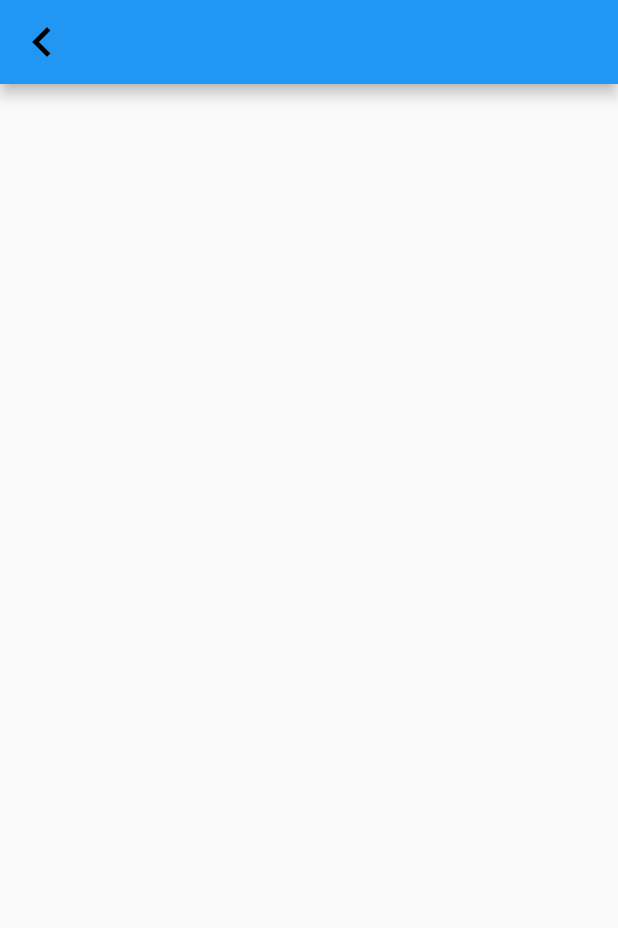
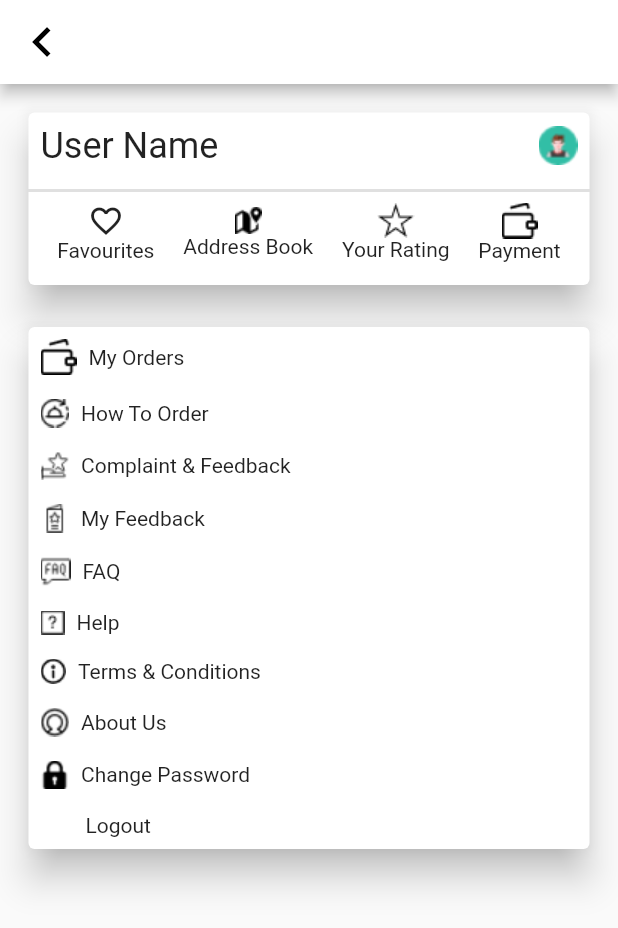
Before and after one commit to siva5271/gtm_foodapp_popup_screens, a Flutter app: the Profile screen opened directly, on a phone screen of 412 x 824 dp. Shown: the top 928 px of the screen. Run offline on Flutter 3.47's test engine with Material 2 defaults, Android fonts, the phone set to English and light mode, and no system bars; our stand-ins replace badges, get, google_fonts; missing offline and left inert: simple_progress_indicators.

Commit message:
complete profile screen

```diff
--- a/lib/constants/routes.dart
+++ b/lib/constants/routes.dart
@@ -1,4 +1,4 @@
 const rProductListingInMart = '/productListingInMart';
 const rFoods = '/foods';
 const rChangePassword = '/changePassword';
-const rRoutes = '/routes';
+const rProfiles = '/routes';
--- a/lib/main.dart
+++ b/lib/main.dart
@@ -21,6 +21,7 @@ import 'package:gtm_foodapp_popup_screens/menu/menu.dart';
 import 'package:gtm_foodapp_popup_screens/microphonePermissionNotEnabled/microphone_permission_not_enabled.dart';
 import 'package:gtm_foodapp_popup_screens/placingYourOrder/placing_your_order.dart';
 import 'package:gtm_foodapp_popup_screens/productListingInMart/product_listing_in_mart.dart';
+import 'package:gtm_foodapp_popup_screens/profile/profile.dart';
 import 'package:gtm_foodapp_popup_screens/repeatWithSameCombination/repeat_with_same_combination.dart';
 import 'package:gtm_foodapp_popup_screens/selectOption/select_option.dart';
 import 'package:gtm_foodapp_popup_screens/shopCategory/shop_category.dart';
@@ -33,7 +34,8 @@ void main() => runApp(GetMaterialApp(
         GetPage(
             name: rProductListingInMart, page: () => ProductListingInMart()),
         GetPage(name: rFoods, page: () => Foods()),
-        GetPage(name: rChangePassword, page: () => ChangePassword())
+        GetPage(name: rChangePassword, page: () => ChangePassword()),
+        GetPage(name: rProfiles, page: () => Profile())
       ],
       home: MyApp(),
     ));
@@ -50,6 +52,9 @@ class MyApp extends StatelessWidget {
             mainAxisAlignment: MainAxisAlignment.center,
             crossAxisAlignment: CrossAxisAlignment.center,
             children: [
+              ElevatedButton(
+                  onPressed: () => Get.toNamed(rProfiles),
+                  child: const Text('Profile')),
               ElevatedButton(
                   onPressed: () => Get.toNamed(rChangePassword),
                   child: const Text('ChangePassword')),
--- a/lib/profile/profile.dart
+++ b/lib/profile/profile.dart
@@ -10,8 +10,158 @@ class Profile extends StatelessWidget {
   Widget build(BuildContext context) {
     return Scaffold(
       appBar: AppBar(
+        backgroundColor: Colors.white,
         leading: kAppBarBackIcon,
+      ),
+      body: Padding(
+        padding: const EdgeInsets.all(15.0),
+        child: Column(
+          children: [
+            Container(
+                width: double.infinity,
+                child: Card(
+                  elevation: 10,
+                  child: Column(
+                    children: [
+                      Padding(
+                        padding: const EdgeInsets.all(8.0),
+                        child: Row(
+                          mainAxisAlignment: MainAxisAlignment.spaceBetween,
+                          children: [
+                            Text(
+                              'User Name',
+                              style: TextStyle(fontSize: 24),
+                            ),
+                            Image.asset('assets/images/Man 7.png')
+                          ],
+                        ),
+                      ),
+                      Row(
+                        children: [
+                          Expanded(
+                              child: Divider(
+                            thickness: 2,
+                          )),
+                        ],
+                      ),
+                      Row(
+                        mainAxisAlignment: MainAxisAlignment.spaceEvenly,
+                        children: [
+                          Column(
+                            children: [
+                              Icon(
+                                Icons.favorite_border,
+                              ),
+                              Text('Favourites')
+                            ],
+                          ),
+                          Column(
+                            children: [
+                              Image.asset(
+                                  'assets/images/Maps Location Pin 2.png'),
+                              Text('Address Book')
+                            ],
+                          ),
+                          Column(
+                            children: [
+                              Image.asset('assets/images/Star 3.png'),
+                              Text('Your Rating')
+                            ],
+                          ),
+                          Column(
+                            children: [
+                              Image.asset('assets/images/Group (1).png'),
+                              Text('Payment')
+                            ],
+                          )
+                        ],
+                      ),
+                      SizedBox(
+                        height: 15,
+                      )
+                    ],
+                  ),
+                )),
+            SizedBox(
+              height: 20,
+            ),
+            Card(
+              elevation: 10,
+              child: Column(
+                crossAxisAlignment: CrossAxisAlignment.start,
+                children: const [
+                  CardElement(
+                    imagePath: 'assets/images/Group (1).png',
+                    note: 'My Orders',
+                  ),
+                  CardElement(
+                    imagePath: 'assets/images/Food Delivery Re Order.png',
+                    note: 'How To Order',
+                  ),
+                  CardElement(
+                    imagePath: 'assets/images/Rating Star Give.png',
+                    note: 'Complaint & Feedback',
+                  ),
+                  CardElement(
+                    imagePath: 'assets/images/Rating Booklet.png',
+                    note: 'My Feedback',
+                  ),
+                  CardElement(
+                    imagePath: 'assets/images/Contact Us Faq.png',
+                    note: 'FAQ',
+                  ),
+                  CardElement(
+                    imagePath: 'assets/images/Question Help Square.png',
+                    note: 'Help',
+                  ),
+                  CardElement(
+                    imagePath: 'assets/images/Group (2).png',
+                    note: 'Terms & Conditions',
+                  ),
+                  CardElement(
+                    imagePath: 'assets/images/Interface User Avatar 1.png',
+                    note: 'About Us',
+                  ),
+                  CardElement(
+                    imagePath: 'assets/images/Lock 1.png',
+                    note: 'Change Password',
+                  ),
+                  Padding(
+                    padding:
+                        EdgeInsets.symmetric(vertical: 8.0, horizontal: 38),
+                    child: Text('Logout'),
+                  )
+                ],
+              ),
+            )
+          ],
+        ),
       ),
     );
   }
 }
+
+class CardElement extends StatelessWidget {
+  const CardElement({
+    super.key,
+    required this.imagePath,
+    required this.note,
+  });
+  final String imagePath;
+  final String note;
+  @override
+  Widget build(BuildContext context) {
+    return Padding(
+      padding: const EdgeInsets.all(8.0),
+      child: Row(
+        children: [
+          Image.asset(imagePath),
+          Padding(
+            padding: const EdgeInsets.symmetric(horizontal: 8.0),
+            child: Text(note),
+          )
+        ],
+      ),
+    );
+  }
+}
```
Also changed, not shown: assets/images/Contact Us Faq.png (added), assets/images/Food Delivery Re Order.png (added), assets/images/Group (1).png (added), assets/images/Group (2).png (added), assets/images/Interface User Avatar 1.png (added), assets/images/Lock 1.png (added), assets/images/Man 7.png (added), assets/images/Maps Location Pin 2.png (added), assets/images/Question Help Square.png (added), assets/images/Rating Booklet.png (added), assets/images/Rating Star Give.png (added), assets/images/Star 3.png (added), assets/images/Task List Pin.png (added).
